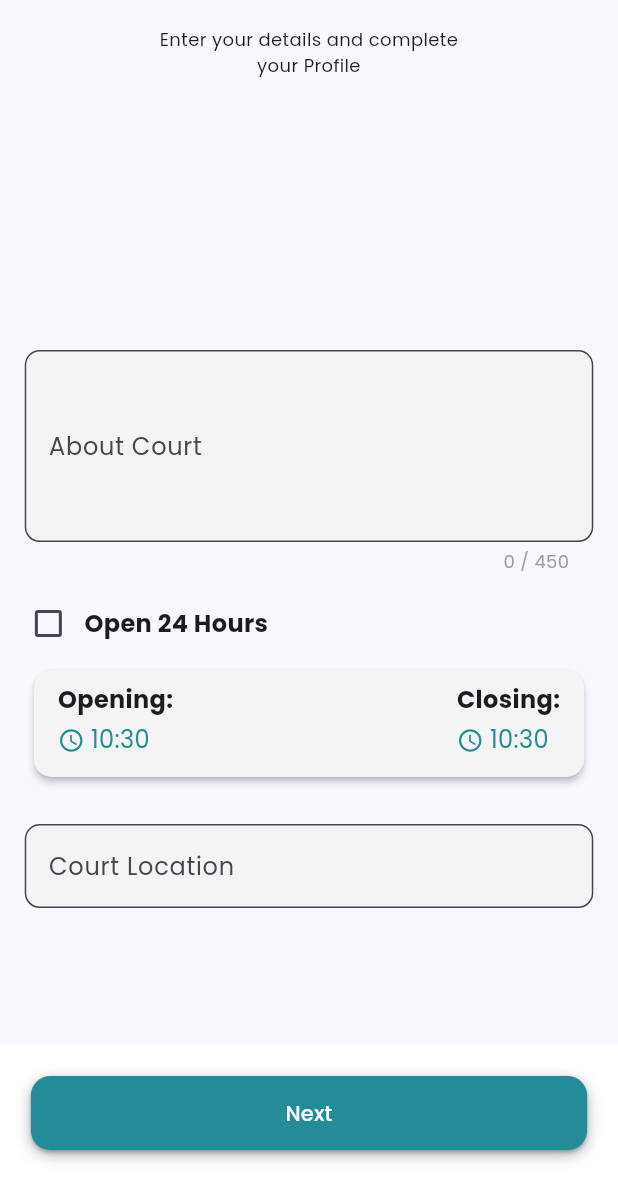
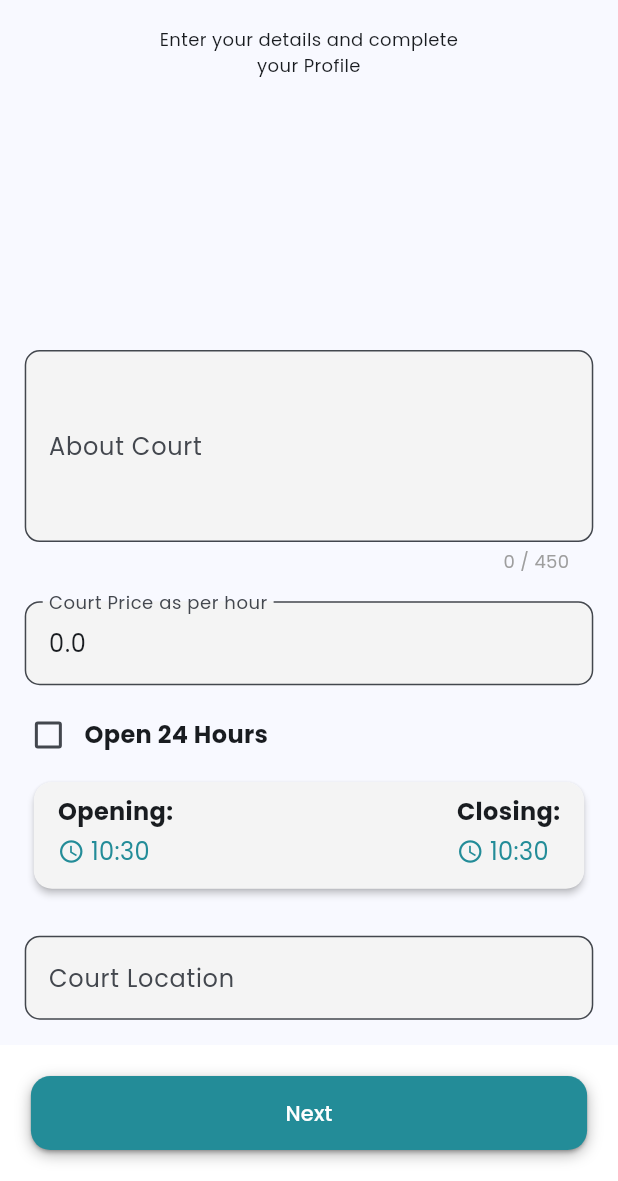
Before and after one commit to adhilfouzi/playtime_club, a Flutter app: the A02SignupScreen screen opened directly, on a phone screen of 412 x 824 dp, the part 55-1236 px from its top. Run offline on Flutter 3.47's test engine with Material 3 defaults, Android fonts, the phone set to English and light mode, and no system bars; our stand-ins replace cloud_firestore, firebase_auth, firebase_core, flutter_spinkit, flutter_svg, get and 3 more; accounts and stored records are empty.

```diff
--- a/lib/model/controller/formater.dart
+++ b/lib/model/controller/formater.dart
@@ -3,7 +3,7 @@ import 'package:flutter/material.dart';
 import 'package:intl/intl.dart';
 
 class Formatter {
-  static String formatDate(DateTime date) {
+  static String dateTimetoString(DateTime date) {
     return DateFormat('dd MMMM yyyy').format(date);
   }
 
@@ -12,13 +12,43 @@ class Formatter {
     return formatCurrency.format(amount);
   }
 
+  static String timeRange(DateTime start, DateTime end) {
+    String startTime = DateFormat('hh:mm a').format(start);
+    String endTime = DateFormat('hh:mm a').format(end);
+    return '$startTime to $endTime';
+  }
+
   static String formatPhoneNumber(String phoneNumber) {
     // Assuming the phone number format is 10 digits
     return '${phoneNumber.substring(0, 5)}-${phoneNumber.substring(5, 10)}'; // Example: 12345-67890
   }
 
+  static double firebaseNumberToDouble(num firebaseNumber) {
+    return firebaseNumber.toDouble();
+  }
+
   static DateTime timestampToDateTime(Timestamp timestamp) {
     return timestamp.toDate();
+  }
+
+  static double calculateTotalPrice(
+    double pricePerHour,
+    TimeOfDay startTime,
+    TimeOfDay endTime,
+  ) {
+    // Convert TimeOfDay to DateTime
+    DateTime startDateTime =
+        DateTime(2002, 5, 22, startTime.hour, startTime.minute);
+    DateTime endDateTime = DateTime(2002, 5, 22, endTime.hour, endTime.minute);
+
+    // Calculate the duration of the booking in hours
+    double durationInHours =
+        endDateTime.difference(startDateTime).inHours.toDouble();
+
+    // Calculate the total price
+    double totalPrice = durationInHours * pricePerHour;
+
+    return totalPrice;
   }
 
   static String timestampToString(Timestamp timestamp) {
@@ -40,7 +70,21 @@ class Formatter {
   }
 
   static String timeOfDayToString(TimeOfDay timeOfDay) {
-    return '${timeOfDay.hour}:${timeOfDay.minute}';
+    // Determine if it's AM or PM
+    final period = timeOfDay.hour >= 12 ? 'PM' : 'AM';
+
+    // Convert hours to 12-hour format
+    int hour = timeOfDay.hourOfPeriod;
+    if (hour == 0) {
+      hour = 12; // 12 AM
+    }
+
+    // Format minutes with leading zero if needed
+    String minute =
+        timeOfDay.minute < 10 ? '0${timeOfDay.minute}' : '${timeOfDay.minute}';
+
+    // Construct the formatted time string
+    return '$hour:$minute $period';
   }
 
   static DateTime stringToDateTime(String dateString) {
--- a/lib/model/data_model/booking_model.dart
+++ b/lib/model/data_model/booking_model.dart
@@ -10,6 +10,7 @@ class BookingModel {
   final DateTime startTime;
   final DateTime endTime;
   final String status;
+  final double price;
   final String username;
   final String userEmail;
   final String userNumber;
@@ -21,6 +22,7 @@ class BookingModel {
     required this.startTime,
     required this.endTime,
     required this.status,
+    required this.price,
     required this.username,
     required this.userEmail,
     required this.userNumber,
@@ -36,6 +38,7 @@ class BookingModel {
       startTime: start,
       endTime: end,
       status: json['status'] ?? "N/A",
+      price: Formatter.firebaseNumberToDouble(json['price']),
       username: json['username'] ?? "N/A",
       userEmail: json['userEmail'] ?? "N/A",
       userNumber: json['userNumber'] ?? "N/A",
@@ -52,6 +55,7 @@ class BookingModel {
       startTime: start,
       endTime: end,
       status: data['status'] ?? "N/A",
+      price: Formatter.firebaseNumberToDouble(data['price']),
       username: data['username'] ?? "N/A",
       userEmail: data['userEmail'] ?? "N/A",
       userNumber: data['userNumber'] ?? "N/A",
@@ -66,6 +70,7 @@ class BookingModel {
       'startTime': Formatter.dateTimeToTimestamp(startTime),
       'endTime': Formatter.dateTimeToTimestamp(endTime),
       'status': status,
+      'price': price,
       'username': username,
       'userEmail': userEmail,
       'userNumber': userNumber,
--- a/lib/model/data_model/owner_model.dart
+++ b/lib/model/data_model/owner_model.dart
@@ -12,6 +12,7 @@ class OwnerModel {
   TimeOfDay openingTime;
   TimeOfDay closingTime;
   String courtLocation;
+  double price;
   String images;
   String ownerPhoto;
   String ownerFullName;
@@ -30,6 +31,7 @@ class OwnerModel {
     required this.openingTime,
     required this.closingTime,
     required this.courtLocation,
+    required this.price,
     required this.images,
     required this.ownerPhoto,
     required this.ownerFullName,
@@ -52,6 +54,7 @@ class OwnerModel {
       openingTime: openingTime,
       closingTime: closingTime,
       courtLocation: json['courtLocation'] ?? "N/A",
+      price: Formatter.firebaseNumberToDouble(json['price']),
       images: json['images'] ?? "N/A",
       ownerPhoto: json['ownerPhoto'] ?? "N/A",
       ownerFullName: json['ownerFullName'] ?? "N/A",
@@ -72,6 +75,7 @@ class OwnerModel {
       openingTime: TimeOfDay.now(),
       closingTime: TimeOfDay.now(),
       courtLocation: '',
+      price: 0,
       images: '',
       ownerPhoto: '',
       ownerFullName: '',
@@ -95,6 +99,7 @@ class OwnerModel {
       openingTime: openingTime,
       closingTime: closingTime,
       courtLocation: map['courtLocation'] ?? "N/A",
+      price: map['price'] ?? 0,
       images: map['images'] ?? "N/A",
       ownerPhoto: map['ownerPhoto'] ?? "N/A",
       ownerFullName: map['ownerFullName'] ?? "N/A",
@@ -116,6 +121,7 @@ class OwnerModel {
       'openingTime': Formatter.timeOfDayToTimestamp(openingTime),
       'closingTime': Formatter.timeOfDayToTimestamp(closingTime),
       'courtLocation': courtLocation,
+      'price': price,
       'images': images,
       'ownerPhoto': ownerPhoto,
       'ownerFullName': ownerFullName,
@@ -137,6 +143,7 @@ class OwnerModel {
       'openingTime': Formatter.timeOfDayToTimestamp(openingTime),
       'closingTime': Formatter.timeOfDayToTimestamp(closingTime),
       'courtLocation': courtLocation,
+      'price': price,
       'images': images,
       'ownerPhoto': ownerPhoto,
       'ownerFullName': ownerFullName,
@@ -161,6 +168,7 @@ class OwnerModel {
       openingTime: openingTime,
       closingTime: closingTime,
       courtLocation: data['courtLocation'] ?? "N/A",
+      price: Formatter.firebaseNumberToDouble(data['price']),
       images: data['images'] ?? "N/A",
       ownerPhoto: data['ownerPhoto'] ?? "N/A",
       ownerFullName: data['ownerFullName'] ?? "N/A",
--- a/lib/view/course/reserve/mybooking_screen.dart
+++ b/lib/view/course/reserve/mybooking_screen.dart
@@ -79,7 +79,7 @@ class Reservation extends StatelessWidget {
                                         return ViewBookingDetails(
                                           booking: controller
                                               .approvedBookings[index],
-                                        ); // Show the booking details dialog
+                                        );
                                       },
                                     );
                                   },
@@ -111,7 +111,7 @@ class Reservation extends StatelessWidget {
                                             size: 16),
                                         const SizedBox(width: 4),
                                         Text(
-                                          DateFormat('dd-MMM-yyyy')
+                                          DateFormat('dd-MMM-yy')
                                               .format(request.startTime),
                                           style: const TextStyle(fontSize: 14),
                                         ),
@@ -122,7 +122,7 @@ class Reservation extends StatelessWidget {
                                         const Icon(Icons.access_time, size: 16),
                                         const SizedBox(width: 4),
                                         Text(
-                                          '${DateFormat('hh:mm a').format(request.startTime)} to ${DateFormat('hh:mm a').format(request.endTime)}',
+                                          '${DateFormat('hh:mm aa').format(request.startTime)} to ${DateFormat('hh:mm aa').format(request.endTime)}',
                                           style: const TextStyle(fontSize: 14),
                                         ),
                                       ],
--- a/lib/view/onboarding/signup/screen/a02/a02_signup_screen.dart
+++ b/lib/view/onboarding/signup/screen/a02/a02_signup_screen.dart
@@ -31,6 +31,15 @@ class A02SignupScreen extends StatelessWidget {
               children: [
                 SizedBox(height: height * 0.2),
                 DescriptionTextField(controller: controller),
+                MyTextField(
+                  textInputAction: TextInputAction.next,
+                  controller: controller.courtPrice,
+                  labelText: 'Court Price as per hour',
+                  validator: (value) =>
+                      InputValidators.validateEmpty('Location', value),
+                  hintText: "Eg: 1000",
+                  keyboardType: TextInputType.emailAddress,
+                ),
                 TimePicker(
                   onTimeSelected: (openingTime, closingTime, isOpen24Hours) {
                     controller.openingTimeFetch = openingTime;
--- a/lib/view_model/onboarding/signin_controller/accountrequest_controller.dart
+++ b/lib/view_model/onboarding/signin_controller/accountrequest_controller.dart
@@ -35,6 +35,7 @@ class AccountRequestController extends GetxController {
           openingTime: const TimeOfDay(hour: 0, minute: 0),
           closingTime: const TimeOfDay(hour: 0, minute: 0),
           courtLocation: locationTextEditingController.text.trim(),
+          price:0,
           images: '',
           ownerPhoto: '',
           ownerFullName:
--- a/lib/view_model/onboarding/signup_controller/a02_signup_controller.dart
+++ b/lib/view_model/onboarding/signup_controller/a02_signup_controller.dart
@@ -1,6 +1,7 @@
 import 'dart:developer';
 import 'package:flutter/material.dart';
 import 'package:get/get.dart';
+import 'package:owners_side_of_turf_booking/model/controller/formater.dart';
 import '../../../utils/portion/snackbar.dart';
 import '../../../view/onboarding/signup/screen/a03/a03_signup_screen.dart';
 import '../../course/usermodel_controller.dart';
@@ -10,6 +11,7 @@ class A02SignupController extends GetxController {
 
   final descriptionController = TextEditingController();
   final locationfindTextEditingController = TextEditingController();
+  final courtPrice = TextEditingController();
   TimeOfDay? openingTimeFetch;
   TimeOfDay? closingTimeFetch;
   var isOpen24Hours = false.obs;
@@ -23,6 +25,7 @@ class A02SignupController extends GetxController {
     locationfindTextEditingController.text =
         userController.user.value.courtLocation;
     isOpen24Hours.value = userController.user.value.is24h;
+    courtPrice.text = userController.user.value.price.toString();
     // Convert string to TimeOfDay
     openingTimeFetch = userController.user.value.openingTime;
     closingTimeFetch = userController.user.value.closingTime;
@@ -41,6 +44,8 @@ class A02SignupController extends GetxController {
     userController.user.value.openingTime = openingTimeFetch!;
     userController.user.value.closingTime = closingTimeFetch!;
     userController.user.value.is24h = isOpen24Hours.value;
+    userController.user.value.price = double.parse(courtPrice.text);
+
     Get.to(A03SignupScreen());
     log(userController.user.value.closingTime.toString());
     log(userController.user.value.openingTime.toString());
```
Also changed, not shown: lib/model/controller/url.dart (added, +15 -0 lines), lib/view/course/slot_request/view_booked_details.dart (+8 -25 lines).
